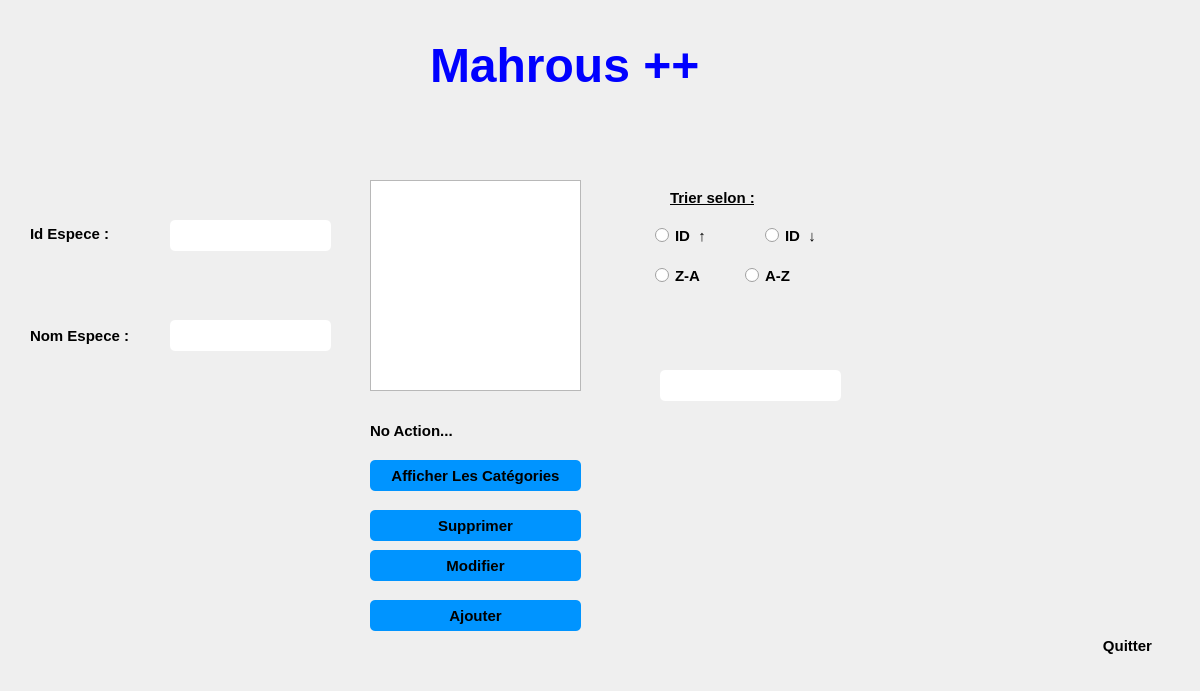
Old version of the form especeanimal.ui in the repository SaddemAmine/MahrousPlusPlus.
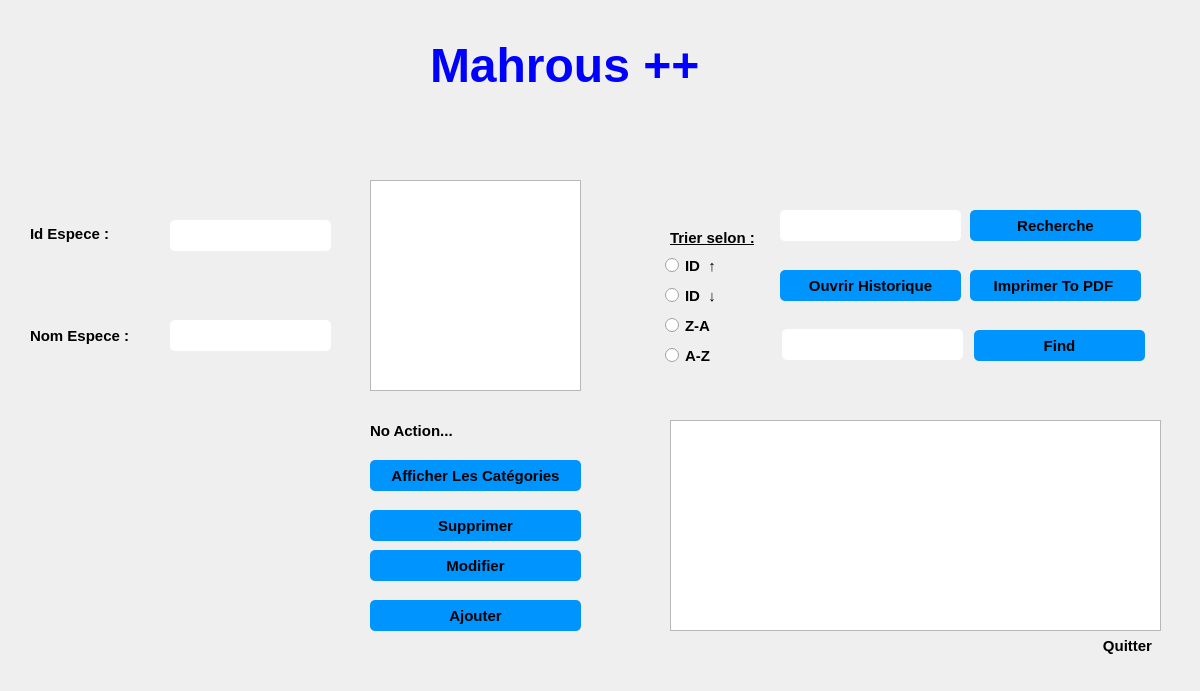
New version of the form. Icons and pictures are not drawn.

Patch:
```diff
--- a/especeanimal.ui
+++ b/especeanimal.ui
@@ -234,8 +234,8 @@
   <widget class="QLineEdit" name="lineEdit_recherche">
    <property name="geometry">
     <rect>
-     <x>660</x>
-     <y>370</y>
+     <x>780</x>
+     <y>210</y>
      <width>181</width>
      <height>31</height>
     </rect>
@@ -252,9 +252,9 @@
   <widget class="QPushButton" name="pushButton_4">
    <property name="geometry">
     <rect>
-     <x>590</x>
-     <y>360</y>
-     <width>51</width>
+     <x>970</x>
+     <y>210</y>
+     <width>171</width>
      <height>31</height>
     </rect>
    </property>
@@ -267,15 +267,19 @@
     </font>
    </property>
    <property name="styleSheet">
-    <string notr="true">QPushButton { border: none;image :url(C:/Users/ASUS/Downloads/loupe.png);}
+    <string notr="true">QPushButton {
+padding: 5px;
+border-radius: 5px;
+background-color:#0094ff;
+font-weight: bold;
+}
 QPushButton:hover
 {
-border: none;image :url(C:/Users/ASUS/Downloads/business-and-finance (3).png);
-}
-</string>
+color :white;
+}</string>
    </property>
    <property name="text">
-    <string/>
+    <string>Recherche</string>
    </property>
   </widget>
   <widget class="QPushButton" name="pushButton_6">
@@ -313,8 +317,8 @@
   <widget class="QRadioButton" name="radioButton">
    <property name="geometry">
     <rect>
-     <x>650</x>
-     <y>220</y>
+     <x>660</x>
+     <y>250</y>
      <width>151</width>
      <height>31</height>
     </rect>
@@ -341,8 +345,8 @@
   <widget class="QRadioButton" name="radioButton_2">
    <property name="geometry">
     <rect>
-     <x>760</x>
-     <y>220</y>
+     <x>660</x>
+     <y>280</y>
      <width>141</width>
      <height>31</height>
     </rect>
@@ -370,7 +374,7 @@
    <property name="geometry">
     <rect>
      <x>670</x>
-     <y>190</y>
+     <y>230</y>
      <width>111</width>
      <height>16</height>
     </rect>
@@ -390,8 +394,8 @@
   <widget class="QRadioButton" name="radioButton_3">
    <property name="geometry">
     <rect>
-     <x>650</x>
-     <y>260</y>
+     <x>660</x>
+     <y>310</y>
      <width>83</width>
      <height>31</height>
     </rect>
@@ -418,8 +422,8 @@
   <widget class="QRadioButton" name="radioButton_4">
    <property name="geometry">
     <rect>
-     <x>740</x>
-     <y>260</y>
+     <x>660</x>
+     <y>340</y>
      <width>83</width>
      <height>31</height>
     </rect>
@@ -614,6 +618,137 @@
     <string/>
    </property>
   </widget>
+  <widget class="QPushButton" name="pushButton_5">
+   <property name="geometry">
+    <rect>
+     <x>780</x>
+     <y>270</y>
+     <width>181</width>
+     <height>31</height>
+    </rect>
+   </property>
+   <property name="font">
+    <font>
+     <pointsize>11</pointsize>
+     <weight>75</weight>
+     <bold>true</bold>
+    </font>
+   </property>
+   <property name="styleSheet">
+    <string notr="true">QPushButton {
+padding: 5px;
+border-radius: 5px;
+background-color:#0094ff;
+font-weight: bold;
+}
+QPushButton:hover
+{
+color :white;
+}</string>
+   </property>
+   <property name="text">
+    <string>Ouvrir Historique</string>
+   </property>
+  </widget>
+  <widget class="QPushButton" name="pushButton_7">
+   <property name="geometry">
+    <rect>
+     <x>970</x>
+     <y>270</y>
+     <width>171</width>
+     <height>31</height>
+    </rect>
+   </property>
+   <property name="font">
+    <font>
+     <pointsize>11</pointsize>
+     <weight>75</weight>
+     <bold>true</bold>
+    </font>
+   </property>
+   <property name="styleSheet">
+    <string notr="true">QPushButton {
+padding: 5px;
+border-radius: 5px;
+background-color:#0094ff;
+font-weight: bold;
+}
+QPushButton:hover
+{
+color :white;
+}</string>
+   </property>
+   <property name="text">
+    <string>Imprimer To PDF </string>
+   </property>
+  </widget>
+  <widget class="QPushButton" name="pushButton_8">
+   <property name="geometry">
+    <rect>
+     <x>974</x>
+     <y>330</y>
+     <width>171</width>
+     <height>31</height>
+    </rect>
+   </property>
+   <property name="font">
+    <font>
+     <pointsize>11</pointsize>
+     <weight>75</weight>
+     <bold>true</bold>
+    </font>
+   </property>
+   <property name="styleSheet">
+    <string notr="true">QPushButton {
+padding: 5px;
+border-radius: 5px;
+background-color:#0094ff;
+font-weight: bold;
+}
+QPushButton:hover
+{
+color :white;
+}</string>
+   </property>
+   <property name="text">
+    <string>Find</string>
+   </property>
+  </widget>
+  <widget class="QLineEdit" name="Find_Historique">
+   <property name="geometry">
+    <rect>
+     <x>782</x>
+     <y>329</y>
+     <width>181</width>
+     <height>31</height>
+    </rect>
+   </property>
+   <property name="styleSheet">
+    <string notr="true">QLineEdit {
+padding: 5px;
+border-radius: 5px;
+
+font-weight: bold;
+}</string>
+   </property>
+  </widget>
+  <widget class="QTextBrowser" name="Historique_Espece">
+   <property name="geometry">
+    <rect>
+     <x>670</x>
+     <y>420</y>
+     <width>491</width>
+     <height>211</height>
+    </rect>
+   </property>
+   <property name="font">
+    <font>
+     <pointsize>10</pointsize>
+     <weight>75</weight>
+     <bold>true</bold>
+    </font>
+   </property>
+  </widget>
   <zorder>pic</zorder>
   <zorder>cx_idespeceanimal</zorder>
   <zorder>cx_nomespeceanimal</zorder>
```
Left out of the diff: 18 changed lines with no effect on the pictures.
